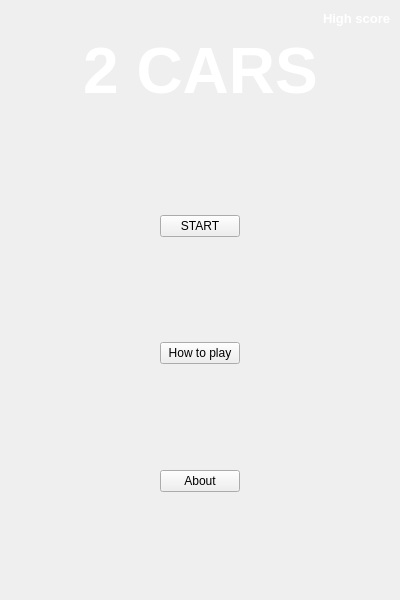
Before: the Qt Designer form source_code/landingpage.ui in charlescookey/Two_Cars, drawn with Qt 5.
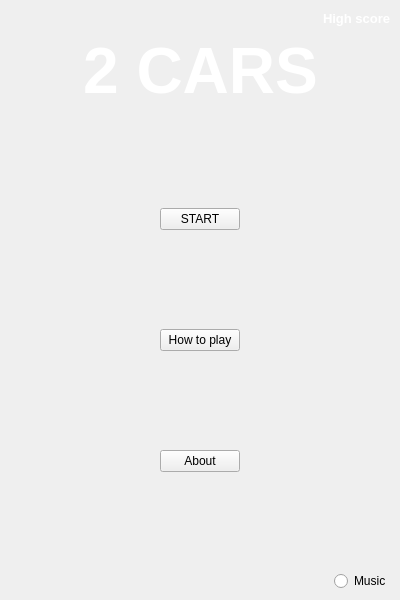
After: the same form once the commit is applied.

Commit message: added a function to save high schre and background music

What changed in the file:
```diff
--- a/source_code/landingpage.ui
+++ b/source_code/landingpage.ui
@@ -10,6 +10,12 @@
     <height>600</height>
    </rect>
   </property>
+  <property name="sizePolicy">
+   <sizepolicy hsizetype="Fixed" vsizetype="Fixed">
+    <horstretch>0</horstretch>
+    <verstretch>0</verstretch>
+   </sizepolicy>
+  </property>
   <property name="windowTitle">
    <string>MainWindow</string>
   </property>
@@ -246,6 +252,36 @@
       </property>
      </spacer>
     </item>
+    <item>
+     <layout class="QHBoxLayout" name="horizontalLayout_6">
+      <item>
+       <spacer name="horizontalSpacer_10">
+        <property name="orientation">
+         <enum>Qt::Horizontal</enum>
+        </property>
+        <property name="sizeHint" stdset="0">
+         <size>
+          <width>40</width>
+          <height>20</height>
+         </size>
+        </property>
+       </spacer>
+      </item>
+      <item>
+       <widget class="QRadioButton" name="radioButton">
+        <property name="statusTip">
+         <string>Turn the music on/off</string>
+        </property>
+        <property name="layoutDirection">
+         <enum>Qt::LeftToRight</enum>
+        </property>
+        <property name="text">
+         <string>Music</string>
+        </property>
+       </widget>
+      </item>
+     </layout>
+    </item>
    </layout>
   </widget>
  </widget>
```
The commit also changes 15 other files.
